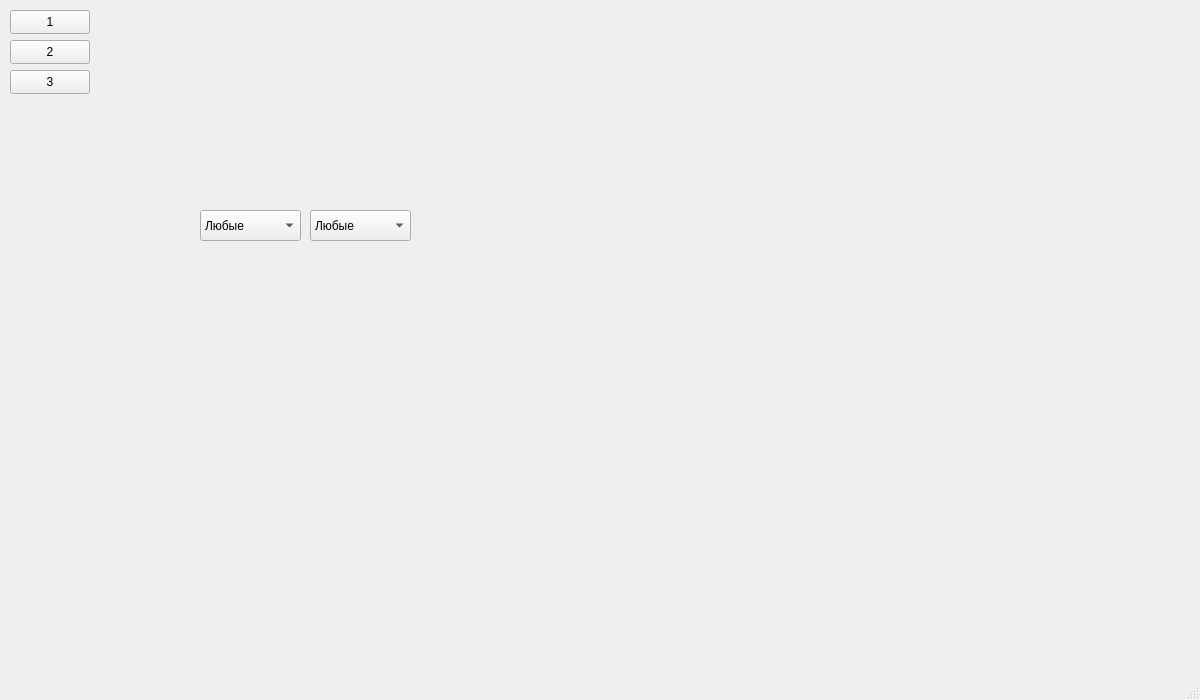
Above: mainwindow.ui from EvilMonsta/CP_CarBase before the change. Below: the same form after it.
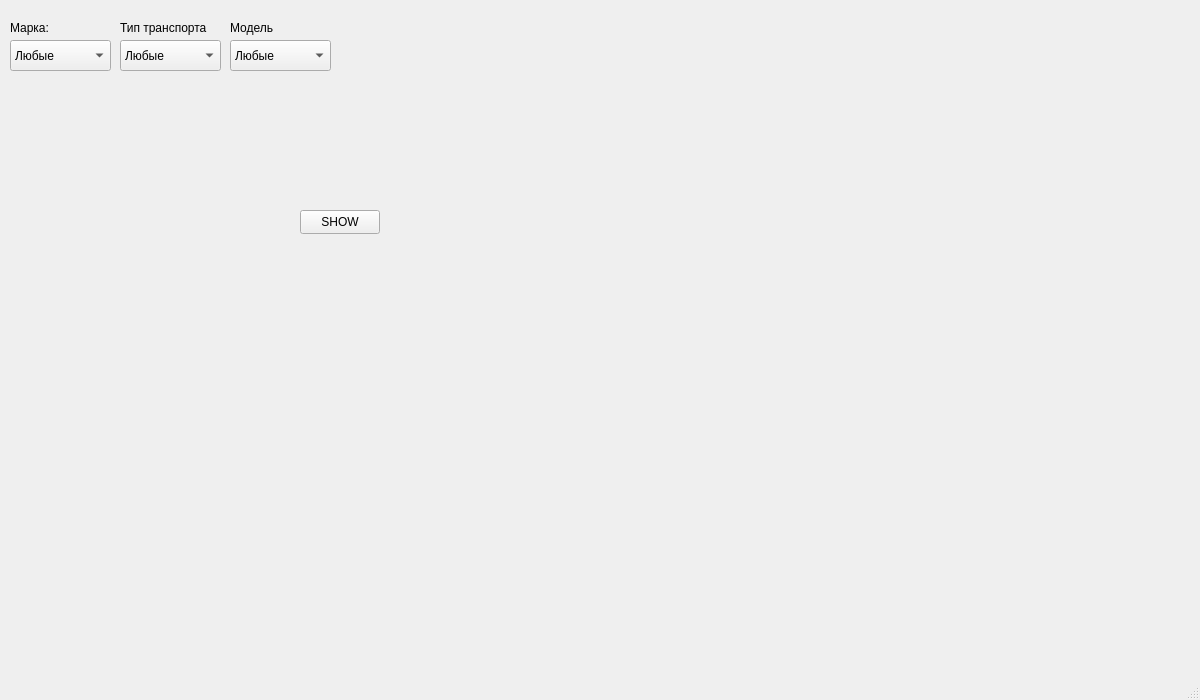
That is the form after the change.

What changed in the file:
```diff
--- a/mainwindow.ui
+++ b/mainwindow.ui
@@ -20,50 +20,11 @@
    <string notr="true"/>
   </property>
   <widget class="QWidget" name="centralwidget">
-   <widget class="QPushButton" name="button1">
-    <property name="geometry">
-     <rect>
-      <x>10</x>
-      <y>10</y>
-      <width>80</width>
-      <height>24</height>
-     </rect>
-    </property>
-    <property name="text">
-     <string>1</string>
-    </property>
-   </widget>
-   <widget class="QPushButton" name="button2">
-    <property name="geometry">
-     <rect>
-      <x>10</x>
-      <y>40</y>
-      <width>80</width>
-      <height>24</height>
-     </rect>
-    </property>
-    <property name="text">
-     <string>2</string>
-    </property>
-   </widget>
-   <widget class="QPushButton" name="button3">
-    <property name="geometry">
-     <rect>
-      <x>10</x>
-      <y>70</y>
-      <width>80</width>
-      <height>24</height>
-     </rect>
-    </property>
-    <property name="text">
-     <string>3</string>
-    </property>
-   </widget>
    <widget class="QComboBox" name="comboBoxVehicleType">
     <property name="geometry">
      <rect>
-      <x>310</x>
-      <y>210</y>
+      <x>120</x>
+      <y>40</y>
       <width>101</width>
       <height>31</height>
      </rect>
@@ -83,17 +44,111 @@
    <widget class="QComboBox" name="comboBoxMark">
     <property name="geometry">
      <rect>
-      <x>200</x>
+      <x>10</x>
+      <y>40</y>
+      <width>101</width>
+      <height>31</height>
+     </rect>
+    </property>
+    <item>
+     <property name="text">
+      <string>Любые</string>
+     </property>
+    </item>
+   </widget>
+   <widget class="QComboBox" name="comboBoxModel">
+    <property name="geometry">
+     <rect>
+      <x>230</x>
+      <y>40</y>
+      <width>101</width>
+      <height>31</height>
+     </rect>
+    </property>
+    <item>
+     <property name="text">
+      <string>Любые</string>
+     </property>
+    </item>
+    <item>
+     <property name="text">
+      <string>model1</string>
+     </property>
+    </item>
+    <item>
+     <property name="text">
+      <string>model2</string>
+     </property>
+    </item>
+   </widget>
+   <widget class="QLabel" name="labelMark">
+    <property name="geometry">
+     <rect>
+      <x>10</x>
+      <y>20</y>
+      <width>71</width>
+      <height>16</height>
+     </rect>
+    </property>
+    <property name="text">
+     <string>Марка:</string>
+    </property>
+   </widget>
+   <widget class="QLabel" name="labelVehicleType">
+    <property name="geometry">
+     <rect>
+      <x>120</x>
+      <y>20</y>
+      <width>121</width>
+      <height>16</height>
+     </rect>
+    </property>
+    <property name="text">
+     <string>Тип транспорта</string>
+    </property>
+   </widget>
+   <widget class="QLabel" name="labelModel">
+    <property name="geometry">
+     <rect>
+      <x>230</x>
+      <y>20</y>
+      <width>49</width>
+      <height>16</height>
+     </rect>
+    </property>
+    <property name="text">
+     <string>Модель</string>
+    </property>
+   </widget>
+   <widget class="QPushButton" name="showButton">
+    <property name="geometry">
+     <rect>
+      <x>300</x>
       <y>210</y>
-      <width>101</width>
-      <height>31</height>
+      <width>80</width>
+      <height>24</height>
      </rect>
     </property>
-    <item>
-     <property name="text">
-      <string>Любые</string>
-     </property>
-    </item>
+    <property name="text">
+     <string>SHOW</string>
+    </property>
+   </widget>
+   <widget class="QLabel" name="label">
+    <property name="geometry">
+     <rect>
+      <x>100</x>
+      <y>380</y>
+      <width>121</width>
+      <height>121</height>
+     </rect>
+    </property>
+    <property name="styleSheet">
+     <string notr="true">font-size:40px
+</string>
+    </property>
+    <property name="text">
+     <string/>
+    </property>
    </widget>
   </widget>
   <widget class="QMenuBar" name="menubar">
```
Left out of the diff: 15 changed lines with no effect on the pictures.
